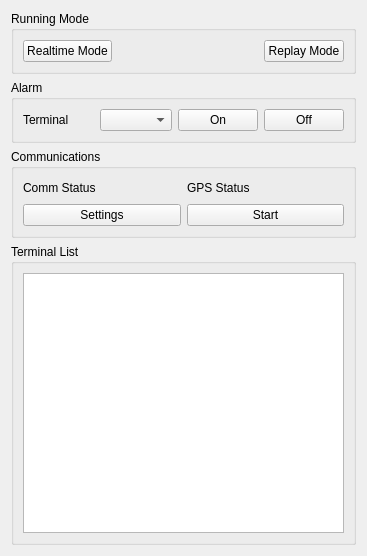
Qt form GasRemote/MAC/MacCompass/examples/GasInfo/devicelistwidget.ui (Quenii/ADCEVM) before a commit.
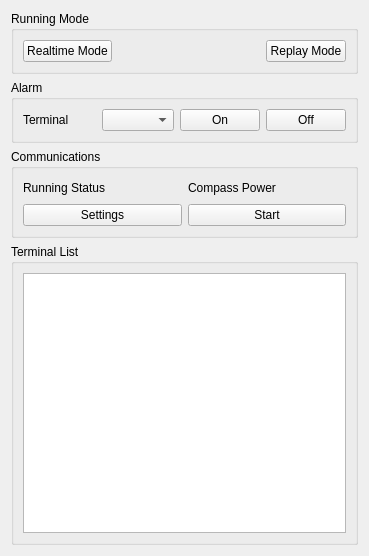
The same form after that commit. Custom widgets are drawn as their Qt base class.

What changed in the file:
```diff
--- a/GasRemote/MAC/MacCompass/examples/GasInfo/devicelistwidget.ui
+++ b/GasRemote/MAC/MacCompass/examples/GasInfo/devicelistwidget.ui
@@ -6,7 +6,7 @@
    <rect>
     <x>0</x>
     <y>0</y>
-    <width>367</width>
+    <width>369</width>
     <height>556</height>
    </rect>
   </property>
@@ -151,7 +151,7 @@
         <item row="0" column="0">
          <widget class="QLabel" name="label_2">
           <property name="text">
-           <string>Comm Status</string>
+           <string>Running Status</string>
           </property>
          </widget>
         </item>
@@ -180,7 +180,7 @@
         <item row="0" column="2">
          <widget class="QLabel" name="label_4">
           <property name="text">
-           <string>GPS Status</string>
+           <string>Compass Power</string>
           </property>
          </widget>
         </item>
```
Left out of the diff: 4 changed lines with no effect on the pictures.
